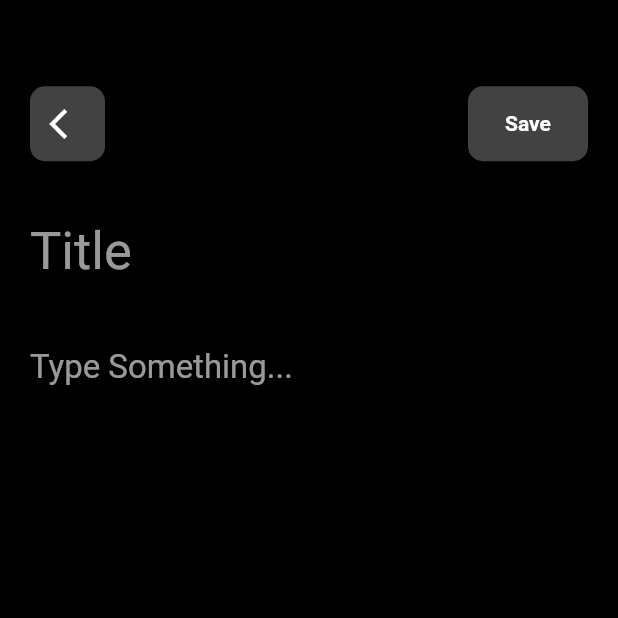
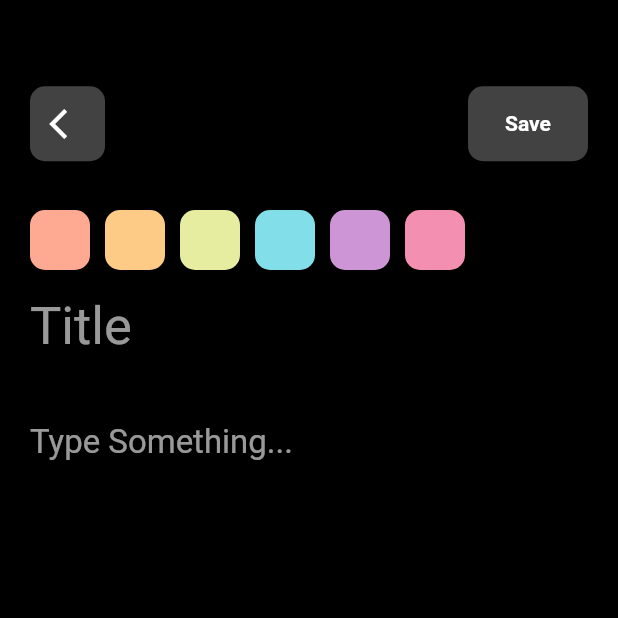
Before and after one commit to ikramhasan/Lets-Note, a Flutter app: the screen it shows after launch, after a tap on the "add" icon, on a phone screen of 412 x 824 dp, the top half of it. Run offline on Flutter 3.47's test engine with Material 2 defaults, Android fonts, the phone set to English and light mode, and no system bars; our stand-ins replace moor_flutter; generated files the repository leaves out were written again.

Commit message:
ADDED: Local database using moor package

```diff
--- a/lib/app.dart
+++ b/lib/app.dart
@@ -1,10 +1,14 @@
 import 'package:flutter/material.dart';
+import 'package:note_app/data/note_database.dart';
 import 'package:note_app/screens/screens.dart';
+import 'package:provider/provider.dart';
 
 class App extends StatelessWidget {
   @override
   Widget build(BuildContext context) {
-    return MaterialApp(
+    return Provider(
+      create: (context) => AppDatabase(),
+      child: MaterialApp(
         debugShowCheckedModeBanner: false,
         title: 'Flutter Demo',
         theme: ThemeData(
@@ -14,6 +18,7 @@ class App extends StatelessWidget {
           visualDensity: VisualDensity.adaptivePlatformDensity,
         ),
         home: NoteScreen(),
+      ),
     );
   }
 }
--- a/lib/blocs/note_bloc.dart
+++ /dev/null
@@ -1,16 +0,0 @@
-import 'package:get/get.dart';
-import 'package:note_app/models/models.dart';
-
-class NoteBloc extends GetxController {
-  final noteList = [];
-
-  addNote(Note note) {
-    noteList.add(note);
-    update();
-  }
-
-  deleteNote(Note note) {
-    noteList.remove(note);
-    update();
-  }
-}
--- /dev/null
+++ b/lib/data/note_database.dart
@@ -0,0 +1,27 @@
+import 'package:moor_flutter/moor_flutter.dart';
+
+part 'note_database.g.dart';
+
+class Notes extends Table {
+  IntColumn get id => integer().autoIncrement()();
+  TextColumn get title => text()();
+  TextColumn get description => text()();
+  IntColumn get colorValue => integer()();
+  DateTimeColumn get createdAt => dateTime()();
+}
+
+@UseMoor(tables: [Notes])
+class AppDatabase extends _$AppDatabase {
+  AppDatabase()
+      : super(FlutterQueryExecutor.inDatabaseFolder(
+            path: 'db.sqlite', logStatements: true));
+  @override
+  int get schemaVersion => 1;
+
+  Future<List<Note>> getAllNotes() => select(notes).get();
+  Stream<List<Note>> watchAllNotes() => select(notes).watch();
+
+  Future insertNote(Note note) => into(notes).insert(note);
+  Future updateNote(Note note) => update(notes).replace(note);
+  Future deleteNote(Note note) => delete(notes).delete(note);
+}
--- a/lib/models/models.dart
+++ /dev/null
@@ -1 +0,0 @@
-export 'note.dart';
--- a/lib/models/note.dart
+++ /dev/null
@@ -1,15 +0,0 @@
-import 'package:flutter/widgets.dart';
-
-class Note {
-  final String title;
-  final String description;
-  final DateTime date;
-  final Color color;
-
-  Note({
-    @required this.title,
-    @required this.description,
-    @required this.date,
-    @required this.color,
-  });
-}
--- a/lib/screens/add_note.dart
+++ b/lib/screens/add_note.dart
@@ -1,23 +1,27 @@
-import 'dart:math';
+import 'package:flutter/material.dart';
+import 'package:intl/intl.dart';
+import 'package:note_app/data/note_database.dart';
+import 'package:note_app/widgets/widgets.dart';
+import 'package:provider/provider.dart';
 
-import 'package:flutter/material.dart';
-import 'package:get/get.dart';
-import 'package:intl/intl.dart';
-import 'package:note_app/blocs/note_bloc.dart';
-import 'package:note_app/models/models.dart';
-import 'package:note_app/widgets/widgets.dart';
-
-class AddNote extends StatelessWidget {
-  final Note note;
+class AddNote extends StatefulWidget {
+  Note note;
 
   AddNote({this.note});
 
+  @override
+  _AddNoteState createState() => _AddNoteState();
+}
+
+class _AddNoteState extends State<AddNote> {
   final TextEditingController _titleController = TextEditingController();
+
   final TextEditingController _descriptionController = TextEditingController();
+
   @override
   Widget build(BuildContext context) {
-    //final Color selectedColor;
-    final random = Random();
+    int colorIndex = 0;
+
     final colorList = [
       Color(0xFFFEAA93),
       Color(0xFFFECB86),
@@ -26,30 +30,78 @@ class AddNote extends StatelessWidget {
       Color(0xFFCE95D6),
       Color(0xFFF38FB0),
     ];
-    final noteBloc = Get.put(NoteBloc());
-    if (note != null) {
-      _titleController.text = note.title;
-      _descriptionController.text = note.description;
+
+    Color color = colorList[colorIndex];
+
+    final database = Provider.of<AppDatabase>(context);
+
+    if (widget.note != null) {
+      _titleController.text = widget.note.title;
+      _descriptionController.text = widget.note.description;
     }
+
+    createNote() {
+      Note note = Note(
+        title: _titleController.text,
+        description: _descriptionController.text,
+        createdAt: DateTime.now(),
+        colorValue: color.value,
+      );
+      database.insertNote(note);
+    }
+
+    updateNote() {
+      widget.note.title = _titleController.text;
+      widget.note.description = _descriptionController.text;
+      widget.note.colorValue = color.value;
+      database.updateNote(widget.note);
+    }
+
     return Scaffold(
       body: Padding(
         padding: const EdgeInsets.symmetric(horizontal: 20),
         child: Column(
+          mainAxisSize: MainAxisSize.min,
           crossAxisAlignment: CrossAxisAlignment.start,
           children: [
             CustomAppbar(
               onTap: () {
-                Note note = Note(
-                    title: _titleController.text,
-                    description: _descriptionController.text,
-                    date: DateTime.now(),
-                    color: colorList[random.nextInt(colorList.length)]);
-                noteBloc.addNote(note);
+                widget.note == null ? createNote() : updateNote();
                 Navigator.pop(context);
               },
             ),
             SizedBox(height: 25),
-            //ColorPicker(colorList: colorList),
+            LimitedBox(
+              maxHeight: 50,
+              child: ListView.builder(
+                shrinkWrap: true,
+                scrollDirection: Axis.horizontal,
+                itemCount: colorList.length,
+                itemBuilder: (context, index) {
+                  return Row(
+                    mainAxisSize: MainAxisSize.min,
+                    children: [
+                      InkWell(
+                        onTap: () {
+                          setState(() {
+                            color = colorList[index];
+                          });
+                        },
+                        child: Container(
+                          height: 40,
+                          width: 40,
+                          decoration: BoxDecoration(
+                            borderRadius: BorderRadius.circular(10),
+                            color: colorList[index],
+                          ),
+                        ),
+                      ),
+                      SizedBox(width: 10),
+                    ],
+                  );
+                },
+              ),
+            ),
             TextField(
               controller: _titleController,
               keyboardType: TextInputType.multiline,
@@ -62,16 +114,16 @@ class AddNote extends StatelessWidget {
               ),
             ),
             SizedBox(height: 20),
-            note != null
+            widget.note != null
                 ? Text(
-                    DateFormat.yMMMMd('en_US').format(note.date),
+                    DateFormat.yMMMMd('en_US').format(widget.note.createdAt),
                     style: TextStyle(
                       fontSize: 16,
                       color: Colors.grey[700],
                     ),
                   )
                 : Container(),
-            note != null ? SizedBox(height: 20) : Container(),
+            widget.note != null ? SizedBox(height: 20) : Container(),
             TextField(
               controller: _descriptionController,
               keyboardType: TextInputType.multiline,
@@ -86,10 +138,10 @@ class AddNote extends StatelessWidget {
           ],
         ),
       ),
-      floatingActionButton: note != null
+      floatingActionButton: widget.note != null
           ? FloatingActionButton(
               onPressed: () {
-                noteBloc.deleteNote(note);
+                database.deleteNote(widget.note);
                 Navigator.pop(context);
               },
               backgroundColor: Colors.red[400],
--- a/lib/screens/note_screen.dart
+++ b/lib/screens/note_screen.dart
@@ -1,15 +1,17 @@
 import 'package:flutter/cupertino.dart';
 import 'package:flutter/material.dart';
 import 'package:flutter_staggered_grid_view/flutter_staggered_grid_view.dart';
-import 'package:get/get.dart';
-import 'package:note_app/blocs/note_bloc.dart';
+import 'package:note_app/data/note_database.dart';
+import 'package:note_app/screens/add_note.dart';
 import 'package:note_app/screens/screens.dart';
 import 'package:note_app/widgets/note_card.dart';
+import 'package:note_app/widgets/widgets.dart';
+import 'package:provider/provider.dart';
 
 class NoteScreen extends StatelessWidget {
   @override
   Widget build(BuildContext context) {
-    final noteBloc = Get.put(NoteBloc());
+    final database = Provider.of<AppDatabase>(context);
     return Scaffold(
       body: Padding(
         padding: const EdgeInsets.symmetric(horizontal: 20, vertical: 50),
@@ -35,56 +37,26 @@ class NoteScreen extends StatelessWidget {
               ],
             ),
             SizedBox(height: 20),
-            noteBloc.noteList.isEmpty
-                ? SizedBox(
-                    height: MediaQuery.of(context).size.height / 2,
-                    child: Column(
-                      mainAxisAlignment: MainAxisAlignment.center,
-                      crossAxisAlignment: CrossAxisAlignment.end,
-                      children: [
-                        Text(
-                          '\"If you give people nothingness, they can ponder what can be achieved from that nothingness\"',
-                          style: TextStyle(
-                            color: Colors.grey,
-                            fontStyle: FontStyle.italic,
-                            fontSize: 18,
-                          ),
-                        ),
-                        Padding(
-                          padding: const EdgeInsets.only(right: 25.0),
-                          child: Text(
-                            '-Tadao Ando',
-                            style: TextStyle(
-                              color: Colors.grey,
-                              fontSize: 18,
-                            ),
-                          ),
-                        ),
-                      ],
+            Expanded(
+              child: StreamBuilder(
+                stream: database.watchAllNotes(),
+                builder: (context, snapshot) {
+                  final notes = snapshot.data ?? List();
+                  return GridView.count(
+                    shrinkWrap: true,
+                    crossAxisCount: 2,
+                    children: List.generate(
+                      notes.length,
+                      (index) => Padding(
+                        padding: EdgeInsets.only(
+                            right: index.isEven ? 10 : 0, bottom: 10),
+                        child: NoteCard(note: notes[index], database: database),
+                      ),
                     ),
-                  )
-                : Expanded(
-                    child: GetBuilder<NoteBloc>(builder: (_) {
-                      return StaggeredGridView.count(
-                        crossAxisCount: 4,
-                        mainAxisSpacing: 10,
-                        crossAxisSpacing: 10,
-
-                      );
-                      //GridView.count(
-                      //  shrinkWrap: true,
-                      //  crossAxisCount: 2,
-                      //  children: List.generate(
-                      //    noteBloc.noteList.length,
-                      //    (index) => Padding(
-                      //      padding: EdgeInsets.only(
-                      //          right: index.isEven ? 10 : 0, bottom: 10),
-                      //      child: NoteCard(noteBloc.noteList[index]),
-                      //    ),
-                      //  ),
-                      //);
-                    }),
-                  ),
+                  );
+                },
+              ),
+            ),
           ],
         ),
       ),
--- a/lib/screens/screens.dart
+++ b/lib/screens/screens.dart
@@ -1,2 +1,2 @@
 export 'note_screen.dart';
-export 'add_note.dart';
+//export 'add_note.dart';
--- a/lib/widgets/widgets.dart
+++ b/lib/widgets/widgets.dart
@@ -1,3 +1,3 @@
-export 'note_card.dart';
+//export 'note_card.dart';
 export 'custom_appbar.dart';
 export 'color_picker.dart';
--- a/pubspec.yaml
+++ b/pubspec.yaml
@@ -31,10 +31,14 @@ dependencies:
   flutter_staggered_grid_view: ^0.3.2
   intl: ^0.16.1
   shared_preferences: ^0.5.10
+  moor_flutter: ^1.4.0
+  provider: ^4.3.2+1
 
 dev_dependencies:
   flutter_test:
     sdk: flutter
+  moor_generator: ^1.4.0
+  build_runner:
 
 # For information on the generic Dart part of this file, see the
 # following page: https://dart.dev/tools/pub/pubspec
```
Also changed, not shown: lib/widgets/color_picker.dart (+3 -40 lines), lib/widgets/note_card.dart (+6 -4 lines), lib/data/note_database.g.dart (added), pubspec.lock. Lines whose indentation alone changed are shown as unchanged.
